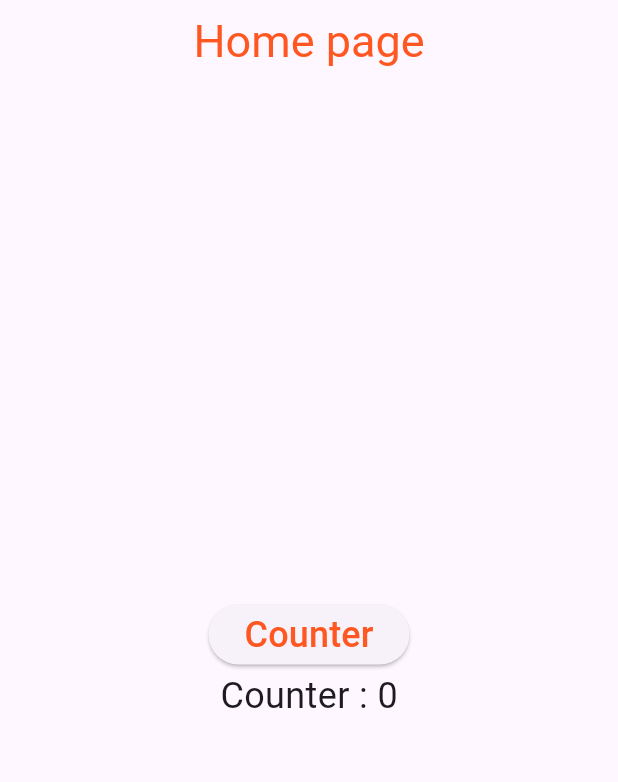
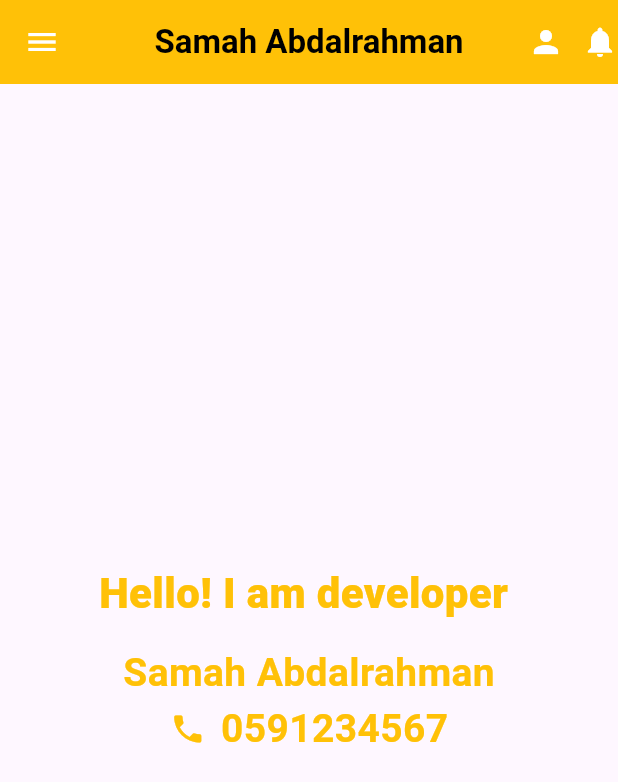
Before and after one commit to SamahAbdAlrahman/flutterTask3, a Flutter app: the screen it shows after launch, on a phone screen of 412 x 824 dp. Shown: the top 782 px of the screen. Run offline on Flutter 3.47's test engine with Material 3 defaults, Android fonts, the phone set to English and light mode, and no system bars.

Commit message:
task3_homepage

```diff
--- a/lib/main.dart
+++ b/lib/main.dart
@@ -1,59 +1,64 @@
 import "package:flutter/material.dart";
+
 void main(){
-  // runApp(X());
-  runApp(
-MainAppRun(),
+  runApp(app());
+}
+class app extends StatelessWidget{
+  @override
+  Widget build(BuildContext context) {
+    return MaterialApp(
+debugShowCheckedModeBanner: false,
+
+      home: Scaffold(
+        // backgroundColor: Colors.white70,
+        appBar: AppBar(
+          backgroundColor: Colors.amber,
+          leading: Icon(Icons.menu , color: Colors.white),
+          title: Text('Samah Abdalrahman' ,
+          style :TextStyle(color: Colors.black ,
+          fontWeight:FontWeight.w700,) ,),
+          centerTitle: true,
+          actions: [
+                        IconButton(
+              icon: Icon(Icons.person,  color: Colors.white),
+              onPressed: () {},
+            ),
+            Icon(Icons.notifications  , color: Colors.white),
+
+          ],
+        ),
+        body: myBody(),
+      ),
+    );
+  }
+}
+class myBody extends StatelessWidget{
+  @override
+  Widget build(BuildContext context) {
+    return const Center(
+      child: Column(
+        mainAxisAlignment: MainAxisAlignment.center,
+        crossAxisAlignment: CrossAxisAlignment.center,
+        children: [
+          Text('Hello! I am developer ', style: TextStyle(fontSize: 28, fontWeight: FontWeight.w900,color:Colors.amber)),
+
+          SizedBox(height: 15),
+         Text('Samah Abdalrahman', style: TextStyle(fontSize: 26 , color:Colors.amber ,fontWeight:FontWeight.w700,)),
+         Row(
+                  mainAxisAlignment: MainAxisAlignment.center,
+
+          children: [
+
+            Icon(Icons.phone, color: Colors.amber,),
+            SizedBox(width: 10),
+            Text('0591234567', style: TextStyle(fontSize: 26 , color: Colors.amber,fontWeight:FontWeight.w700 )),
+          ],
+         ),
+        ],
+      ),
     );
 
 
+  }
+
 }
-
-
-class MainAppRun extends StatelessWidget{
-  @override
-  Widget build(BuildContext context) {
-    return MaterialApp(
-home: Scaffold(
-  appBar: AppBar(
-    title: Text('Home page',style: TextStyle(color: Colors.deepOrange,fontSize: 30),),
-    centerTitle: true,
-
-  ),
-  body: CounterWidget(),
-
-),
-    );
-  }
-}
-
-class CounterWidget extends StatefulWidget {
-  @override
-  _CounterWidgetState createState() => _CounterWidgetState();
-}
-
-class _CounterWidgetState extends State<CounterWidget> {
-  int counter =0;
-  @override
-  Widget build(BuildContext context) {
-    return Center(
-        child: Column(
-          mainAxisAlignment: MainAxisAlignment.center,
-          children: [
-        ElevatedButton(
-              onPressed: (){
-                  setState(() {
-                  counter++;
-                  });
-                },
-                     child: Text("Counter",style: TextStyle(fontSize: 24,color: Colors.deepOrange)),
-
-            ),
-
-       Text("Counter : $counter", style: TextStyle(fontSize: 24 )),
-
-             ],
-            ),
-
-    );
-  }
-}
```
